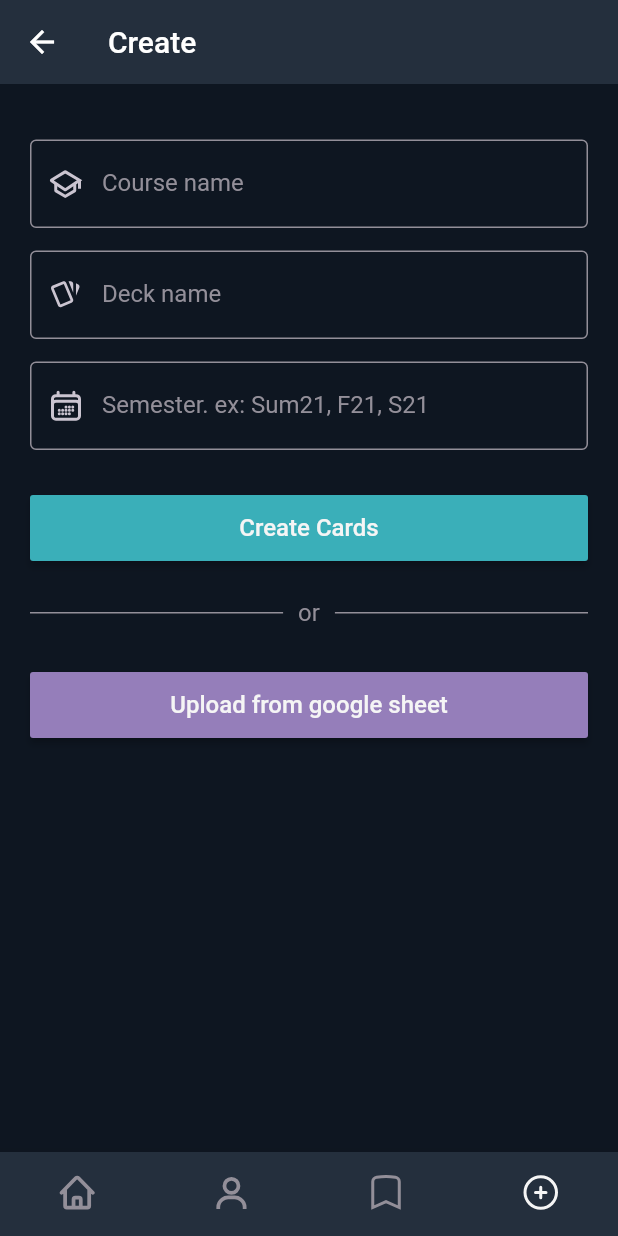
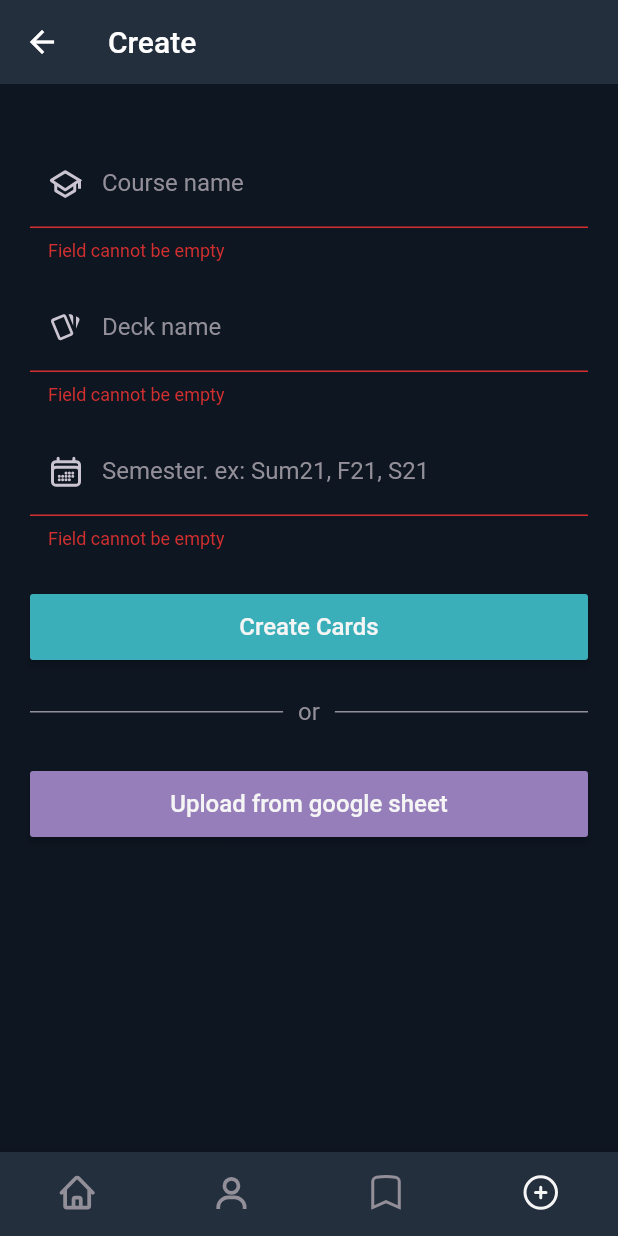
Before and after one commit to InnoStudyHub/front-end, a Flutter app: the Session screen opened by its route, item 4 of the bottom bar chosen, after a tap on "Create Cards", on a phone screen of 412 x 824 dp. Run offline on Flutter 3.47's test engine with Material 2 defaults, Android fonts, the phone set to English and light mode, and no system bars; our stand-ins replace flutter_svg, get, get_storage; accounts and stored records are empty.

Commit message:
implement CreatedeckController

```diff
--- a/lib/presentation/session/create/create_controller.dart
+++ /dev/null
@@ -1,3 +0,0 @@
-import 'package:get/get.dart';
-
-class CreateController extends GetxController {}
--- /dev/null
+++ b/lib/presentation/session/create/create_deck_controller.dart
@@ -0,0 +1,87 @@
+import 'package:flutter/cupertino.dart';
+import 'package:get/get.dart';
+import 'create_card/create_card.dart';
+
+class CreateDeckController extends GetxController {
+  CreateDeckController() {
+    courseNameController.addListener(() {
+      _courseName = courseNameController.text.toString();
+      courseNameError = null;
+      update();
+    });
+
+    deckNameController.addListener(() {
+      _deckName = deckNameController.text.toString();
+      deckNameError = null;
+      update();
+    });
+
+    materialSemesterNameController.addListener(() {
+      _materialSemester = materialSemesterNameController.text.toString();
+      materialSemesterError = null;
+      update();
+    });
+  }
+
+  String _courseName = "";
+  String? courseNameError;
+
+  String _deckName = "";
+  String? deckNameError;
+
+  String _materialSemester = "";
+  String? materialSemesterError;
+
+  bool canProceed = true;
+
+  TextEditingController courseNameController = TextEditingController();
+  TextEditingController deckNameController = TextEditingController();
+  TextEditingController materialSemesterNameController =
+      TextEditingController();
+
+  void _validateCourseName() {
+    if (_courseName.isEmpty) {
+      courseNameError = "Field cannot be empty";
+      canProceed = false;
+    }
+  }
+
+  void _validateDeckName() {
+    if (_deckName.isEmpty) {
+      deckNameError = "Field cannot be empty";
+      canProceed = false;
+    }
+  }
+
+  void _validateMaterialSemester() {
+    if (_materialSemester.isEmpty) {
+      materialSemesterError = "Field cannot be empty";
+      canProceed = false;
+    } else {
+      var fallOrSpringSem = r"^[S|F][\d][\d]";
+      var summerSem = r"^[S][u][m][\d][\d]";
+      if (RegExp(fallOrSpringSem).hasMatch(_materialSemester) ||
+          RegExp(summerSem).hasMatch(_materialSemester)) {
+        return;
+      } else {
+        materialSemesterError = "Invalid format";
+        debugPrint(
+            "CreateController, validateMaterial: $materialSemesterError");
+        canProceed = false;
+      }
+    }
+  }
+
+  void createCards() {
+    debugPrint("CreateController, createCards: entered createCards");
+    canProceed = true;
+    _validateCourseName();
+    _validateDeckName();
+    _validateMaterialSemester();
+
+    debugPrint("CreateController, createCards: canProceed = $canProceed");
+    if (canProceed) Get.to(const CreateCardPage());
+
+    update();
+  }
+}
--- /dev/null
+++ b/lib/presentation/session/create/create_deck_page.dart
@@ -0,0 +1,60 @@
+import 'package:flutter/material.dart';
+import 'package:get/get.dart';
+import '../../widgets/themed_material_button.dart';
+import '../../widgets/divider.dart';
+import '../../widgets/outlined_text_field.dart';
+import '../../util/color_codes.dart';
+import 'create_deck_controller.dart';
+
+class CreateDeckPage extends StatelessWidget {
+  const CreateDeckPage({super.key});
+
+  @override
+  Widget build(BuildContext context) {
+    return GetBuilder<CreateDeckController>(builder: (controller) {
+      return Scaffold(
+        resizeToAvoidBottomInset: false,
+        body: SafeArea(
+          child: ListView(
+            children: <Widget>[
+              const SizedBox(
+                height: 22,
+              ),
+              OutlinedTextField(
+                label: "Course name",
+                assetName: "assets/icons/create_page/course_name.svg",
+                textFieldController: controller.courseNameController,
+                error: controller.courseNameError,
+              ),
+              OutlinedTextField(
+                label: "Deck name",
+                assetName: "assets/icons/create_page/deck_name.svg",
+                textFieldController: controller.deckNameController,
+                error: controller.deckNameError,
+              ),
+              OutlinedTextField(
+                label: "Semester. ex: Sum21, F21, S21",
+                assetName: "assets/icons/create_page/materials_year.svg",
+                textFieldController: controller.materialSemesterNameController,
+                error: controller.materialSemesterError,
+              ),
+              ThemedMaterialButton(
+                text: "Create Cards",
+                callback: () {
+                  controller.createCards();
+                },
+                color: selectedTabColor,
+              ),
+              const ThemedDivider(),
+              ThemedMaterialButton(
+                text: "Upload from google sheet",
+                callback: () {},
+                color: purpleAppColor,
+              ),
+            ],
+          ),
+        ),
+      );
+    });
+  }
+}
--- a/lib/presentation/session/create/create_page.dart
+++ /dev/null
@@ -1,50 +0,0 @@
-import 'package:flutter/material.dart';
-import 'package:get/get.dart';
-import 'package:study_hub/presentation/widgets/themed_material_button.dart';
-import '../../widgets/divider.dart';
-import '../../widgets/outlined_text_field.dart';
-import '../../util/color_codes.dart';
-import 'create_controller.dart';
-
-class CreatePage extends GetView<CreateController> {
-  const CreatePage({super.key});
-
-  @override
-  Widget build(BuildContext context) {
-    return Scaffold(
-      resizeToAvoidBottomInset: false,
-      body: SafeArea(
-        child: ListView(
-          children: <Widget>[
-            const SizedBox(
-              height: 22,
-            ),
-            const OutlinedTextField(
-              label: "Course name",
-              assetName: "assets/icons/create_page/course_name.svg",
-            ),
-            const OutlinedTextField(
-              label: "Deck name",
-              assetName: "assets/icons/create_page/deck_name.svg",
-            ),
-            const OutlinedTextField(
-              label: "Semester. ex: Sum21, F21, S21",
-              assetName: "assets/icons/create_page/materials_year.svg",
-            ),
-            ThemedMaterialButton(
-              text: "Create Cards",
-              callback: () {},
-              color: selectedTabColor,
-            ),
-            const ThemedDivider(),
-            ThemedMaterialButton(
-              text: "Upload from google sheet",
-              callback: () {},
-              color: purpleAppColor,
-            ),
-          ],
-        ),
-      ),
-    );
-  }
-}
--- a/lib/presentation/session/session.dart
+++ b/lib/presentation/session/session.dart
@@ -2,7 +2,7 @@ import 'package:flutter/material.dart';
 import 'package:flutter_svg/svg.dart';
 import 'package:get/get.dart';
 import '../util/color_codes.dart';
-import 'create/create_page.dart';
+import 'create/create_deck_page.dart';
 import 'profile/profile_page.dart';
 import 'favourites/favourites_page.dart';
 import 'session_controller.dart';
@@ -26,7 +26,7 @@ class Session extends StatelessWidget {
               HomePage(),
               ProfilePage(),
               FavouritesPage(),
-              CreatePage(),
+              CreateDeckPage(),
             ],
           ),
         ),
--- a/lib/presentation/session/session_binding.dart
+++ b/lib/presentation/session/session_binding.dart
@@ -1,9 +1,11 @@
 import 'package:get/get.dart';
+import 'package:study_hub/presentation/session/create/create_deck_controller.dart';
 import 'session_controller.dart';
 
 class SessionBinding extends Bindings {
   @override
   void dependencies() {
     Get.lazyPut<SessionController>(() => SessionController());
+    Get.lazyPut<CreateDeckController>(() => CreateDeckController());
   }
 }
```
